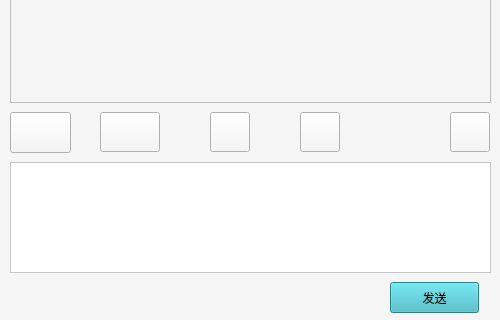
Above: client/ui/chatwindow.ui from pechpo/What-s-up before the change; both pictures show x 0 to 500 and y 248 to 568 of the 500 by 568 pixel window. Below: the same form after it.
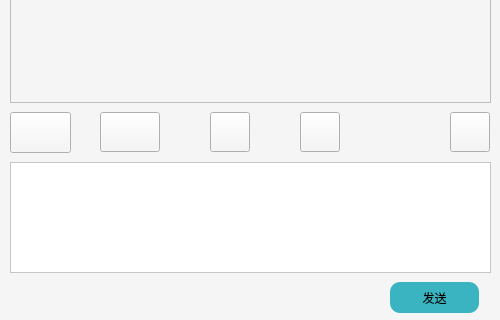
That is the form after the change. Icons and pictures are not drawn.

Patch:
```diff
--- a/client/ui/chatwindow.ui
+++ b/client/ui/chatwindow.ui
@@ -53,7 +53,8 @@
     </rect>
    </property>
    <property name="styleSheet">
-    <string notr="true">background-color: rgb(59, 180, 193);</string>
+    <string notr="true">background-color: rgb(59, 180, 193);
+border-radius:10px;</string>
    </property>
    <property name="text">
     <string>发送</string>
```
